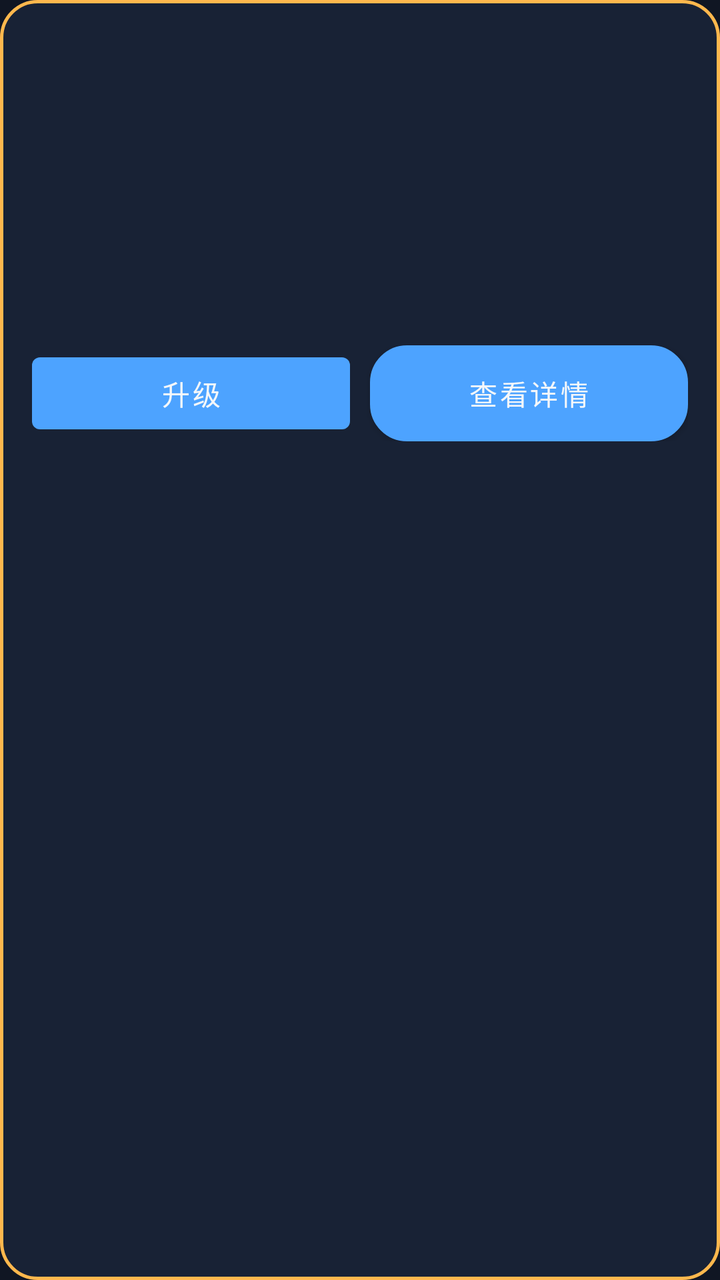
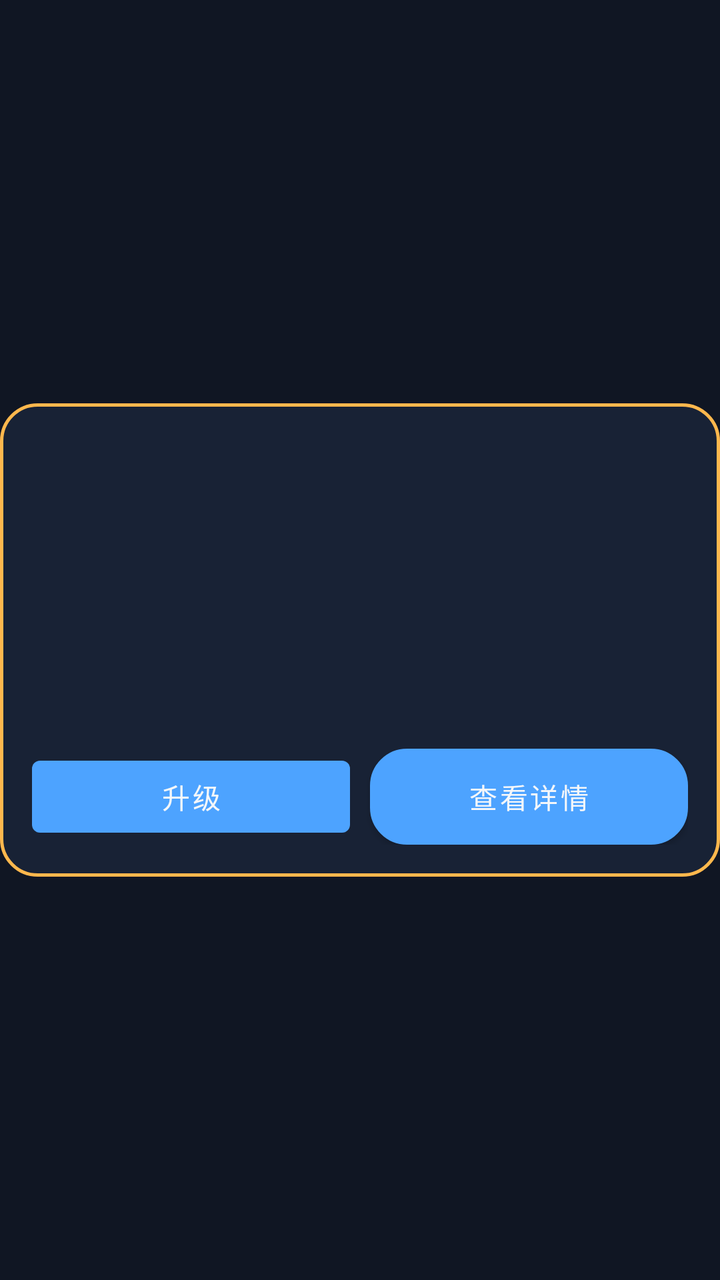

Compare the two renders of this Android layout. The source of the first and the diff that turns it into the second are given below.
<!-- AndroidManifest.xml: another module's application theme Theme.CarAppStore -->
<!-- res/layout/item_upgrade_task.xml -->
<?xml version="1.0" encoding="utf-8"?>
<LinearLayout xmlns:android="http://schemas.android.com/apk/res/android"
    android:id="@+id/layoutUpgradeTaskCard"
    android:layout_width="match_parent"
    android:layout_height="wrap_content"
    android:layout_marginStart="14dp"
    android:layout_marginEnd="14dp"
    android:layout_marginBottom="14dp"
    android:background="@drawable/bg_task_card_pending"
    android:orientation="vertical"
    android:padding="16dp">

    <LinearLayout
        android:layout_width="match_parent"
        android:layout_height="wrap_content"
        android:gravity="center_vertical"
        android:orientation="horizontal">

        <LinearLayout
            android:layout_width="0dp"
            android:layout_height="wrap_content"
            android:layout_weight="1"
            android:orientation="vertical">

            <TextView
                android:id="@+id/tvUpgradeTaskName"
                android:layout_width="wrap_content"
                android:layout_height="wrap_content"
                android:textColor="@color/car_text_primary"
                android:textSize="20sp"
                android:textStyle="bold" />

            <TextView
                android:id="@+id/tvUpgradeTaskVersion"
                android:layout_width="wrap_content"
                android:layout_height="wrap_content"
                android:layout_marginTop="6dp"
                android:textColor="@color/car_text_secondary"
                android:textSize="13sp" />
        </LinearLayout>

        <TextView
            android:id="@+id/tvUpgradeTaskState"
            android:layout_width="wrap_content"
            android:layout_height="wrap_content"
            android:paddingStart="12dp"
            android:paddingTop="6dp"
            android:paddingEnd="12dp"
            android:paddingBottom="6dp"
            android:textColor="@android:color/white"
            android:textSize="12sp" />
    </LinearLayout>

    <TextView
        android:id="@+id/tvUpgradeTaskBucket"
        android:layout_width="wrap_content"
        android:layout_height="wrap_content"
        android:layout_marginTop="10dp"
        android:paddingStart="10dp"
        android:paddingTop="5dp"
        android:paddingEnd="10dp"
        android:paddingBottom="5dp"
        android:textColor="@android:color/white"
        android:textSize="11sp" />

    <TextView
        android:id="@+id/tvUpgradeTaskSummary"
        android:layout_width="match_parent"
        android:layout_height="wrap_content"
        android:layout_marginTop="10dp"
        android:textColor="@color/car_text_secondary"
        android:textSize="13sp" />

    <TextView
        android:id="@+id/tvUpgradeTaskReason"
        android:layout_width="match_parent"
        android:layout_height="wrap_content"
        android:layout_marginTop="10dp"
        android:background="@drawable/bg_card_alt"
        android:padding="10dp"
        android:textColor="@color/car_warning"
        android:textSize="13sp"
        android:visibility="gone" />

    <TextView
        android:id="@+id/tvUpgradeTaskTime"
        android:layout_width="wrap_content"
        android:layout_height="wrap_content"
        android:layout_marginTop="10dp"
        android:textColor="@color/car_text_secondary"
        android:textSize="13sp" />

    <LinearLayout
        android:layout_width="match_parent"
        android:layout_height="wrap_content"
        android:layout_marginTop="16dp"
        android:orientation="horizontal">

        <Button
            android:id="@+id/btnUpgradePrimary"
            android:layout_width="0dp"
            android:layout_height="wrap_content"
            android:layout_weight="1"
            android:text="@string/ui_upgrade" />

        <Button
            android:id="@+id/btnUpgradeDetail"
            android:layout_width="0dp"
            android:layout_height="wrap_content"
            android:layout_marginStart="10dp"
            android:layout_weight="1"
            android:background="@drawable/bg_secondary_button"
            android:text="@string/ui_view_detail"
            android:textAllCaps="false"
            android:textColor="@color/car_text_primary" />
    </LinearLayout>
</LinearLayout>
<!-- resources referenced by this layout -->
<resources>
  <color name="car_text_primary">#F5F7FA</color>
  <color name="car_text_secondary">#B6C2D9</color>
  <color name="car_warning">#FFB84D</color>
  <!-- drawable bg_card_alt (drawable) -->
  <shape xmlns:android="http://schemas.android.com/apk/res/android">
      <solid android:color="@color/car_card_alt" />
      <stroke android:width="1dp" android:color="@color/car_divider" />
      <corners android:radius="20dp" />
  </shape>
  <!-- drawable bg_secondary_button (drawable) -->
  <shape xmlns:android="http://schemas.android.com/apk/res/android">
      <solid android:color="@color/car_surface_light" />
      <stroke android:width="1dp" android:color="@color/car_divider" />
      <corners android:radius="18dp" />
  </shape>
  <!-- drawable bg_task_card_pending (drawable) -->
  <?xml version="1.0" encoding="utf-8"?>
  <shape xmlns:android="http://schemas.android.com/apk/res/android" android:shape="rectangle">
      <solid android:color="@color/car_card" />
      <corners android:radius="18dp" />
      <stroke android:width="1.5dp" android:color="@color/car_warning" />
  </shape>
  <string name="ui_upgrade">升级</string>
  <string name="ui_view_detail">查看详情</string>
  <style name="Theme.CarAppStore" parent="Theme.MaterialComponents.DayNight.NoActionBar">
          <item name="colorPrimary">@color/car_primary</item>
          <item name="colorPrimaryVariant">@color/car_primary_dark</item>
          <item name="colorOnPrimary">@color/car_text_primary</item>
          <item name="colorSecondary">@color/car_accent</item>
          <item name="colorSecondaryVariant">@color/teal_700</item>
          <item name="colorOnSecondary">@color/car_bg</item>
          <item name="android:statusBarColor" tools:targetApi="l">@color/car_bg</item>
          <item name="android:navigationBarColor" tools:targetApi="l">@color/car_bg</item>
          <item name="android:windowBackground">@color/car_bg</item>
      </style>
  <color name="car_card_alt">#202C43</color>
  <color name="car_divider">#2B3852</color>
  <color name="car_surface_light">#223049</color>
  <color name="car_card">#182235</color>
  <color name="car_primary">#4DA3FF</color>
  <color name="car_primary_dark">#2E7DE0</color>
  <color name="car_accent">#5DE1B9</color>
  <color name="teal_700">#FF018786</color>
  <color name="car_bg">#101623</color>
</resources>

<!-- the commit's change to res/layout/item_upgrade_task.xml (unified diff, before → after) -->
@@ -1,14 +1,23 @@
 <?xml version="1.0" encoding="utf-8"?>
-<LinearLayout xmlns:android="http://schemas.android.com/apk/res/android"
+<androidx.constraintlayout.widget.ConstraintLayout xmlns:android="http://schemas.android.com/apk/res/android"
+    xmlns:app="http://schemas.android.com/apk/res-auto"
     android:id="@+id/layoutUpgradeTaskCard"
     android:layout_width="match_parent"
     android:layout_height="wrap_content"
     android:layout_marginStart="14dp"
     android:layout_marginEnd="14dp"
-    android:layout_marginBottom="14dp"
-    android:background="@drawable/bg_task_card_pending"
-    android:orientation="vertical"
-    android:padding="16dp">
+    android:layout_marginBottom="14dp">
+
+    <LinearLayout
+        android:layout_width="0dp"
+        android:layout_height="wrap_content"
+        android:background="@drawable/bg_task_card_pending"
+        android:orientation="vertical"
+        android:padding="16dp"
+        app:layout_constraintBottom_toBottomOf="parent"
+        app:layout_constraintEnd_toEndOf="parent"
+        app:layout_constraintStart_toStartOf="parent"
+        app:layout_constraintTop_toTopOf="parent">
 
     <LinearLayout
         android:layout_width="match_parent"
@@ -114,4 +123,6 @@
             android:textAllCaps="false"
             android:textColor="@color/car_text_primary" />
     </LinearLayout>
-</LinearLayout>
+    </LinearLayout>
+
+</androidx.constraintlayout.widget.ConstraintLayout>
